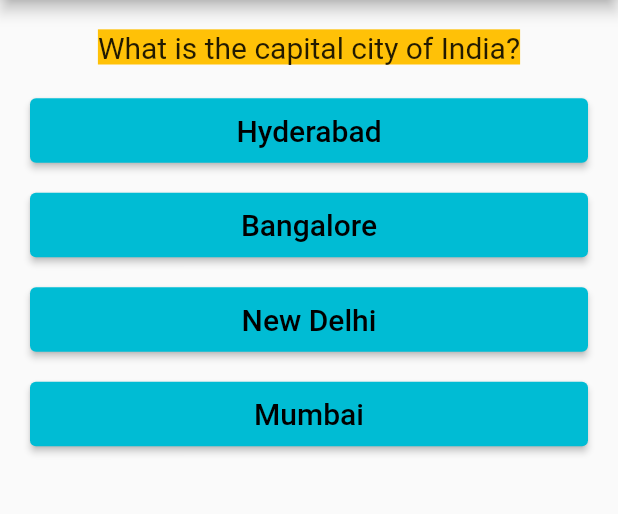
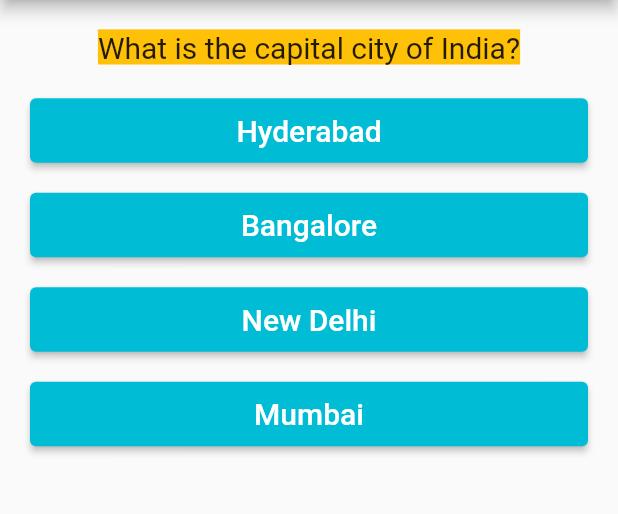
Before and after one commit to tarunsunny3/Flutter-Quiz-App, a Flutter app: the screen it shows after launch, on a phone screen of 412 x 824 dp, the part 84-598 px from its top. Run offline on Flutter 3.47's test engine with Material 2 defaults, Android fonts, the phone set to English and light mode, and no system bars.

```diff
--- a/lib/answer.dart
+++ b/lib/answer.dart
@@ -10,6 +10,7 @@ class Answer extends StatelessWidget {
       width: double.maxFinite,
       margin: EdgeInsets.only(bottom: 15, left: 20, right: 20),
       child: ElevatedButton(
+        style: ButtonStyle(foregroundColor: MaterialStateProperty.all(Colors.white)),
         child: Padding(
           padding: EdgeInsets.all(10),
           child: Text(
```
Also changed, not shown: 1 other file.
